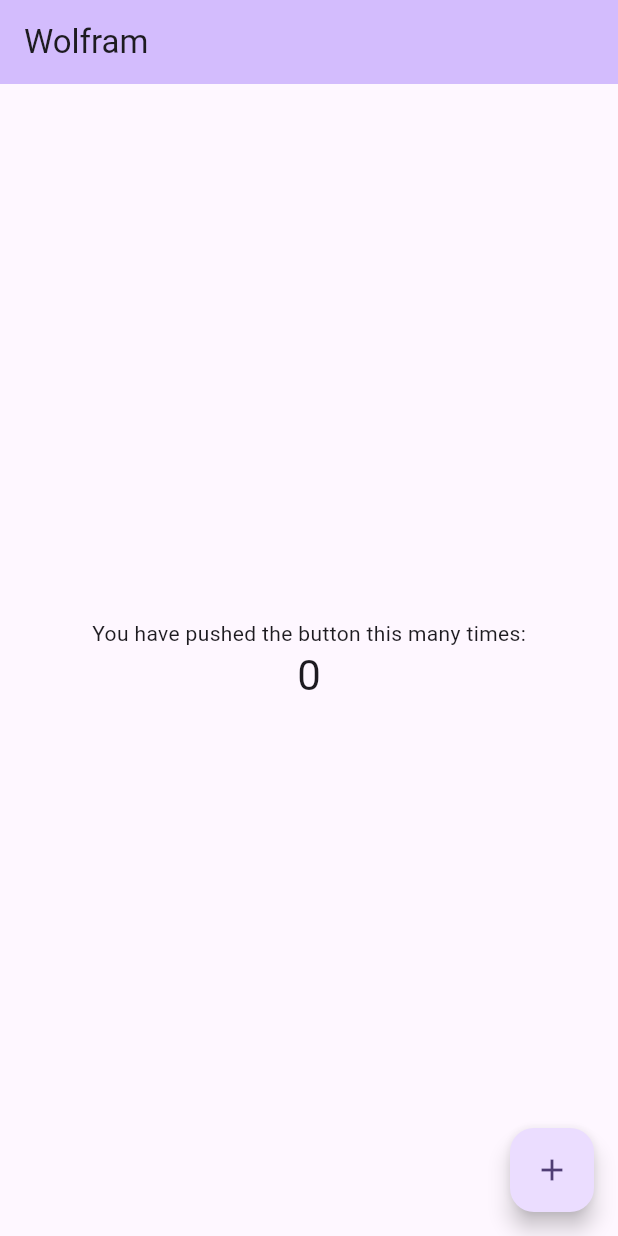
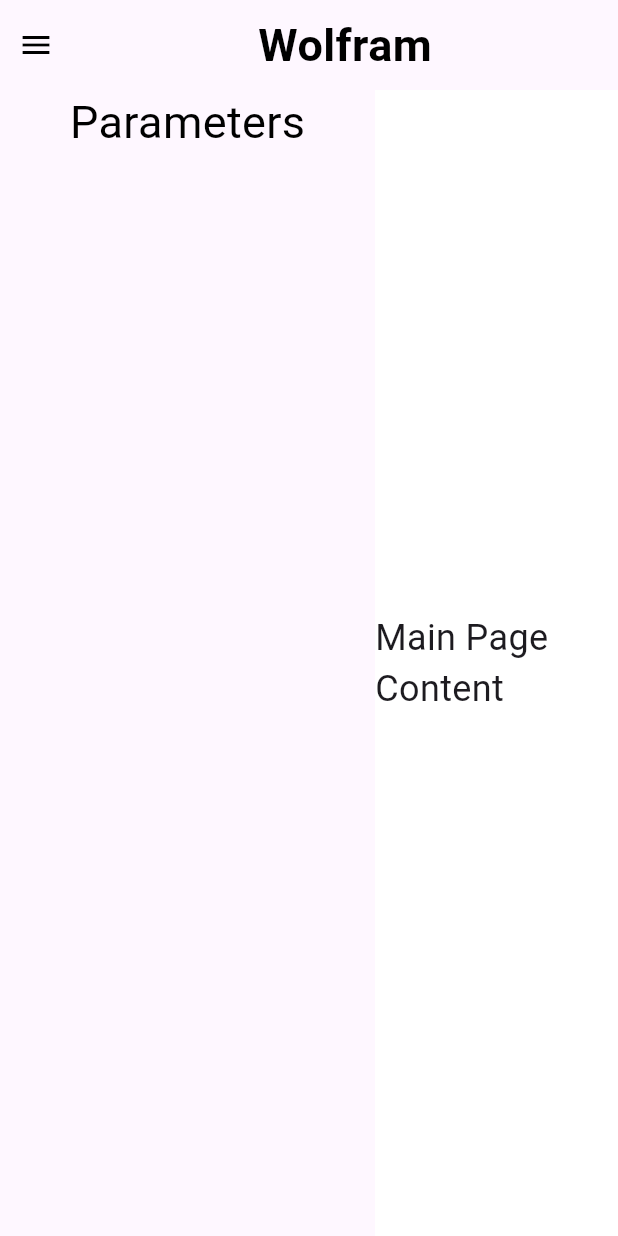
Before and after one commit to janumaruku/Wolfram, a Flutter app: the screen it shows after launch, on a phone screen of 412 x 824 dp. Run offline on Flutter 3.47's test engine with Material 3 defaults, Android fonts, the phone set to English and light mode, and no system bars.

Commit message:
add: create the app bar and menu widgets

```diff
--- a/lib/main.dart
+++ b/lib/main.dart
@@ -1,4 +1,6 @@
 import 'package:flutter/material.dart';
+
+import 'menu.dart';
 
 void main() {
   runApp(const MyApp());
@@ -7,105 +9,72 @@ void main() {
 class MyApp extends StatelessWidget {
   const MyApp({super.key});
 
-  // This widget is the root of your application.
   @override
   Widget build(BuildContext context) {
-    return MaterialApp(
-      title: 'Flutter Demo',
+    return const MaterialApp(
       debugShowCheckedModeBanner: false,
-      theme: ThemeData(
-        colorScheme: ColorScheme.fromSeed(seedColor: Colors.deepPurple),
-        useMaterial3: true,
-      ),
-      home: const MyHomePage(title: 'Wolfram'),
+      home: HomePage(),
     );
   }
 }
 
-class MyHomePage extends StatefulWidget {
-  const MyHomePage({super.key, required this.title});
-
-  // This widget is the home page of your application. It is stateful, meaning
-  // that it has a State object (defined below) that contains fields that affect
-  // how it looks.
-
-  // This class is the configuration for the state. It holds the values (in this
-  // case the title) provided by the parent (in this case the App widget) and
-  // used by the build method of the State. Fields in a Widget subclass are
-  // always marked "final".
-
-  final String title;
+class HomePage extends StatefulWidget {
+  const HomePage({super.key});
 
   @override
-  State<MyHomePage> createState() => _MyHomePageState();
+  HomePageState createState() => HomePageState();
 }
 
-class _MyHomePageState extends State<MyHomePage> {
-  int _counter = 0;
+class HomePageState extends State<HomePage> {
+  bool isMenuOpen = true; // Track menu visibility
 
-  void _incrementCounter() {
+  void toggleMenu() {
     setState(() {
-      // This call to setState tells the Flutter framework that something has
-      // changed in this State, which causes it to rerun the build method below
-      // so that the display can reflect the updated values. If we changed
-      // _counter without calling setState(), then the build method would not be
-      // called again, and so nothing would appear to happen.
-      _counter++;
+      isMenuOpen = !isMenuOpen;
     });
   }
 
   @override
   Widget build(BuildContext context) {
-    // This method is rerun every time setState is called, for instance as done
-    // by the _incrementCounter method above.
-    //
-    // The Flutter framework has been optimized to make rerunning build methods
-    // fast, so that you can just rebuild anything that needs updating rather
-    // than having to individually change instances of widgets.
     return Scaffold(
-      appBar: AppBar(
-        // TRY THIS: Try changing the color here to a specific color (to
-        // Colors.amber, perhaps?) and trigger a hot reload to see the AppBar
-        // change color while the other colors stay the same.
-        backgroundColor: Theme.of(context).colorScheme.inversePrimary,
-        // Here we take the value from the MyHomePage object that was created by
-        // the App.build method, and use it to set our appbar title.
-        title: Text(widget.title),
+      body: Column(
+        children: [
+          CustomAppBar(onMenuPressed: toggleMenu),
+          Expanded(
+            child: Row(
+              children: [
+                // Sidebar with animation
+                AnimatedContainer(
+                  duration: const Duration(milliseconds: 300),
+                  curve: Curves.easeInOut,
+                  width: isMenuOpen ? 250 : 0,
+                  alignment: Alignment.topCenter,
+                  child: isMenuOpen ? const CustomSideMenu() : const SizedBox.shrink(),
+                ),
+                // Main content
+                const Expanded(
+                  child: CustomMainPage(),
+                ),
+              ],
+            ),
+          ),
+        ],
       ),
-      body: Center(
-        // Center is a layout widget. It takes a single child and positions it
-        // in the middle of the parent.
-        child: Column(
-          // Column is also a layout widget. It takes a list of children and
-          // arranges them vertically. By default, it sizes itself to fit its
-          // children horizontally, and tries to be as tall as its parent.
-          //
-          // Column has various properties to control how it sizes itself and
-          // how it positions its children. Here we use mainAxisAlignment to
-          // center the children vertically; the main axis here is the vertical
-          // axis because Columns are vertical (the cross axis would be
-          // horizontal).
-          //
-          // TRY THIS: Invoke "debug painting" (choose the "Toggle Debug Paint"
-          // action in the IDE, or press "p" in the console), to see the
-          // wireframe for each widget.
-          mainAxisAlignment: MainAxisAlignment.center,
-          children: <Widget>[
-            const Text(
-              'You have pushed the button this many times:',
-            ),
-            Text(
-              '$_counter',
-              style: Theme.of(context).textTheme.headlineMedium,
-            ),
-          ],
-        ),
-      ),
-      floatingActionButton: FloatingActionButton(
-        onPressed: _incrementCounter,
-        tooltip: 'Increment',
-        child: const Icon(Icons.add),
-      ), // This trailing comma makes auto-formatting nicer for build methods.
     );
   }
 }
+
+// Custom Main Content
+class CustomMainPage extends StatelessWidget {
+  const CustomMainPage({super.key});
+
+  @override
+  Widget build(BuildContext context) {
+    return Container(
+      color: Colors.white,
+      child: const Center(
+        child: Text("Main Page Content", style: TextStyle(fontSize: 24)),
+      ),
+    );
+  }
+}
--- /dev/null
+++ b/lib/menu.dart
@@ -0,0 +1,50 @@
+import 'package:flutter/material.dart';
+
+class CustomSideMenu extends StatelessWidget {
+  const CustomSideMenu({super.key});
+
+  @override
+  Widget build(BuildContext context) {
+    return const Column(
+      children: [
+        Text(
+          'Parameters',
+          style: TextStyle(fontSize: 30, color: Colors.black),
+        )
+      ],
+    );
+  }
+}
+
+class CustomAppBar extends StatelessWidget {
+  final VoidCallback onMenuPressed;
+
+  const CustomAppBar({super.key, required this.onMenuPressed});
+
+  @override
+  Widget build(BuildContext context) {
+    return SizedBox(
+      height: 60,
+      child: Row(
+        children: [
+          IconButton(
+            icon: const Icon(Icons.menu, color: Colors.black),
+            onPressed: onMenuPressed,
+          ),
+          const Expanded(
+              child: Center(
+                child: Text(
+                    "Wolfram",
+                    style: TextStyle(
+                        color: Colors.black,
+                        fontSize: 30,
+                        fontWeight: FontWeight.bold
+                    )
+                ),
+              )
+          ),
+        ],
+      ),
+    );
+  }
+}
```
